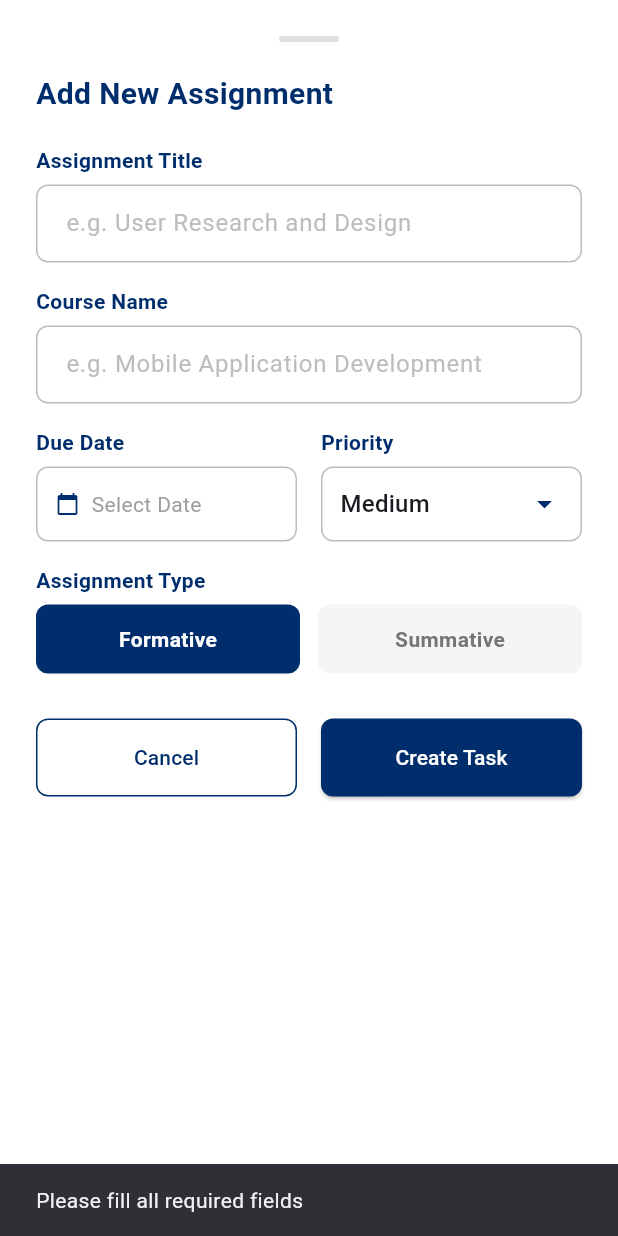
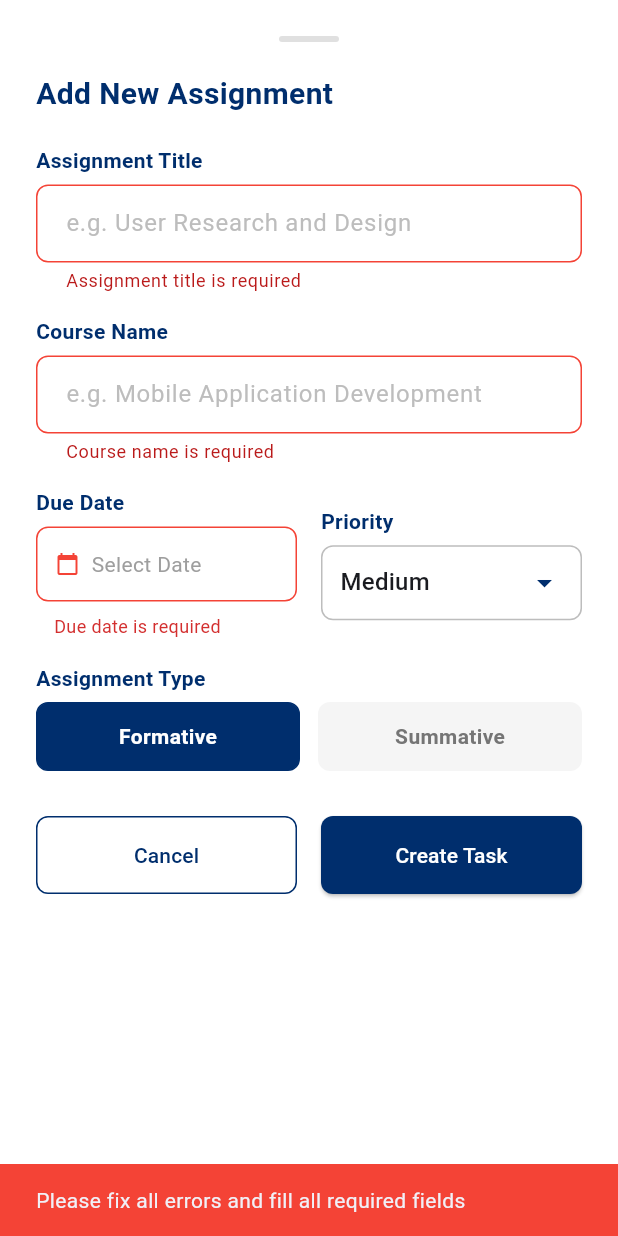
Before and after one commit to MohamDah/alu_student_platform, a Flutter app: the CreateAssignmentForm widget shown alone on an empty page, opened directly, after a tap on "Create Task", on a phone screen of 412 x 824 dp. Run offline on Flutter 3.47's test engine with Material 3 defaults, Android fonts, the phone set to English and light mode, and no system bars; our stand-ins replace shared_preferences; accounts and stored records are empty.

Commit message:
feat: enhance CreateAssignmentForm with validation and error handling for title, course, and due date

```diff
--- a/lib/widgets/create_assignment.dart
+++ b/lib/widgets/create_assignment.dart
@@ -18,12 +18,13 @@ class CreateAssignmentForm extends StatefulWidget {
 
 class _CreateAssignmentFormState extends State<CreateAssignmentForm> {
   // Controllers for a form
-
+  final _formKey = GlobalKey<FormState>();
   final _titleController = TextEditingController();
   final _courseController = TextEditingController();
   DateTime? _selectedDate;
   String _priority = 'Medium'; // Default value
   String _assignmentType = 'Formative'; // Default value
+  bool _dateError = false;
 
   @override
   void initState() {
@@ -57,8 +58,54 @@ class _CreateAssignmentFormState extends State<CreateAssignmentForm> {
       },
     );
     if (picked != null) {
-      setState(() => _selectedDate = picked);
+      setState(() {
+        _selectedDate = picked;
+        _dateError = false;
+      });
     }
+  }
+
+  String? _validateTitle(String? value) {
+    if (value == null || value.trim().isEmpty) {
+      return 'Assignment title is required';
+    }
+    if (value.trim().length < 3) {
+      return 'Title must be at least 3 characters';
+    }
+    if (value.trim().length > 100) {
+      return 'Title must be less than 100 characters';
+    }
+    return null;
+  }
+
+  String? _validateCourse(String? value) {
+    if (value == null || value.trim().isEmpty) {
+      return 'Course name is required';
+    }
+    if (value.trim().length < 3) {
+      return 'Course name must be at least 3 characters';
+    }
+    if (value.trim().length > 80) {
+      return 'Course name must be less than 80 characters';
+    }
+    return null;
+  }
+
+  bool _validateForm() {
+    bool isValid = true;
+
+    // Validate form fields
+    if (!_formKey.currentState!.validate()) {
+      isValid = false;
+    }
+
+    // Validate date
+    if (_selectedDate == null) {
+      setState(() => _dateError = true);
+      isValid = false;
+    }
+
+    return isValid;
   }
 
   @override
@@ -77,6 +124,8 @@ class _CreateAssignmentFormState extends State<CreateAssignmentForm> {
         padding: const EdgeInsets.all(24.0),
         child: SingleChildScrollView(
           // Allows scrolling on small screens
+          child: Form(
+            key: _formKey,
             child: Column(
               mainAxisSize: MainAxisSize.min, // Wrap content height
               crossAxisAlignment: CrossAxisAlignment.start,
@@ -106,21 +155,25 @@ class _CreateAssignmentFormState extends State<CreateAssignmentForm> {
 
                 // Assignment title input
                 _buildLabel("Assignment Title"),
-              TextField(
+                TextFormField(
                   controller: _titleController,
                   style: const TextStyle(color: ALUColors.navyBlue),
                   decoration: _inputDecoration("e.g. User Research and Design"),
+                  validator: _validateTitle,
+                  textCapitalization: TextCapitalization.sentences,
                 ),
                 const SizedBox(height: 16),
 
                 // // Course name input
                 _buildLabel("Course Name"),
-              TextField(
+                TextFormField(
                   controller: _courseController,
                   style: const TextStyle(color: ALUColors.navyBlue),
                   decoration: _inputDecoration(
                     "e.g. Mobile Application Development",
                   ),
+                  validator: _validateCourse,
+                  textCapitalization: TextCapitalization.words,
                 ),
                 const SizedBox(height: 16),
 
@@ -140,15 +193,21 @@ class _CreateAssignmentFormState extends State<CreateAssignmentForm> {
                                 vertical: 14,
                               ),
                               decoration: BoxDecoration(
-                              border: Border.all(color: Colors.grey.shade400),
+                                border: Border.all(
+                                  color: _dateError
+                                      ? Colors.red
+                                      : Colors.grey.shade400,
+                                ),
                                 borderRadius: BorderRadius.circular(8),
                               ),
                               child: Row(
                                 children: [
-                                const Icon(
+                                  Icon(
                                     Icons.calendar_today,
                                     size: 16,
-                                  color: ALUColors.navyBlue,
+                                    color: _dateError
+                                        ? Colors.red
+                                        : ALUColors.navyBlue,
                                   ),
                                   const SizedBox(width: 8),
                                   Text(
@@ -162,6 +221,17 @@ class _CreateAssignmentFormState extends State<CreateAssignmentForm> {
                                     ),
                                   ),
                                 ],
+                              ),
+                            ),
+                          ),
+                          if (_dateError)
+                            Padding(
+                              padding: const EdgeInsets.only(top: 8, left: 12),
+                              child: Text(
+                                'Due date is required',
+                                style: TextStyle(
+                                  color: Colors.red[700],
+                                  fontSize: 12,
                                 ),
                               ),
                             ),
@@ -242,12 +312,11 @@ class _CreateAssignmentFormState extends State<CreateAssignmentForm> {
                     Expanded(
                       child: ElevatedButton(
                         onPressed: () {
-                        if (_titleController.text.isEmpty ||
-                            _courseController.text.isEmpty ||
-                            _selectedDate == null) {
+                          if (!_validateForm()) {
                             ScaffoldMessenger.of(context).showSnackBar(
                               const SnackBar(
-                              content: Text("Please fill all required fields"),
+                                content: Text("Please fix all errors and fill all required fields"),
+                                backgroundColor: Colors.red,
                               ),
                             );
                             return;
@@ -258,8 +327,8 @@ class _CreateAssignmentFormState extends State<CreateAssignmentForm> {
                             'id':
                                 widget.assignment?.id ??
                                 DateTime.now().toString(),
-                          'title': _titleController.text,
-                          'courseName': _courseController.text,
+                            'title': _titleController.text.trim(),
+                            'courseName': _courseController.text.trim(),
                             'dueDate': _selectedDate!.toIso8601String(),
                             'priority': _priority,
                             'type': _assignmentType,
@@ -286,6 +355,7 @@ class _CreateAssignmentFormState extends State<CreateAssignmentForm> {
                   ],
                 ),
               ],
+            ),
           ),
         ),
       ),
@@ -324,6 +394,14 @@ class _CreateAssignmentFormState extends State<CreateAssignmentForm> {
         borderRadius: BorderRadius.circular(8),
         borderSide: const BorderSide(color: ALUColors.navyBlue, width: 2),
       ),
+      errorBorder: OutlineInputBorder(
+        borderRadius: BorderRadius.circular(8),
+        borderSide: const BorderSide(color: Colors.red, width: 1),
+      ),
+      focusedErrorBorder: OutlineInputBorder(
+        borderRadius: BorderRadius.circular(8),
+        borderSide: const BorderSide(color: Colors.red, width: 2),
+      ),
     );
   }
 
```
Lines whose indentation alone changed are shown as unchanged.
